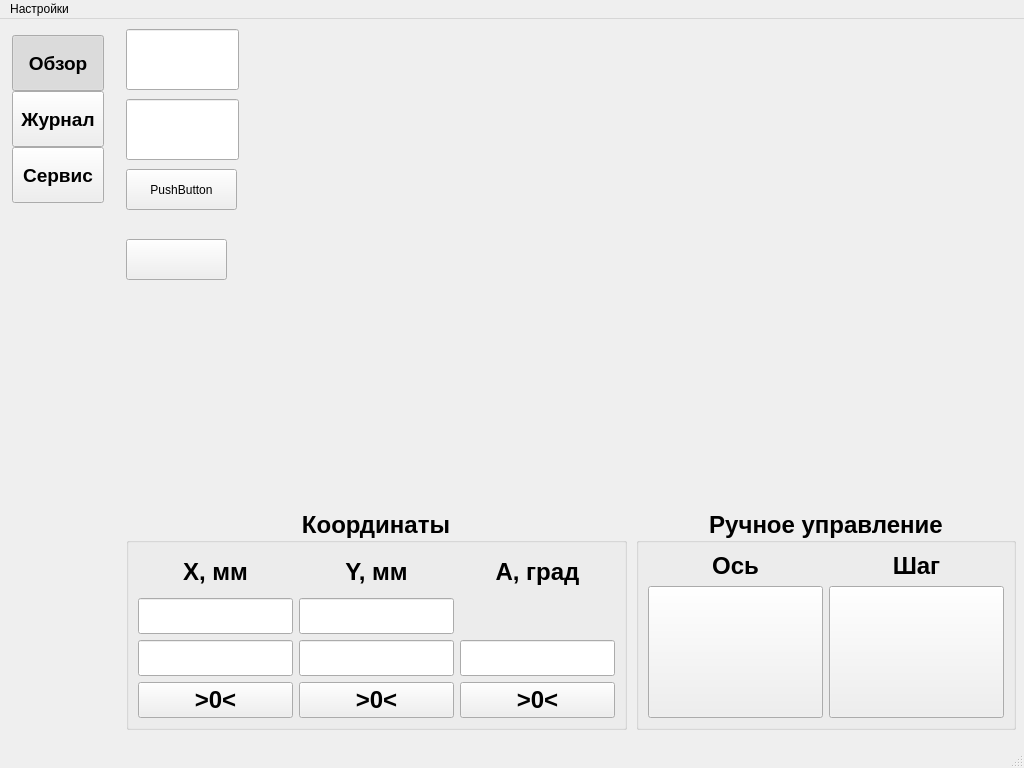
First picture: the form in mainwindow.ui, repository Wooferpenza/HMI, before the edit.
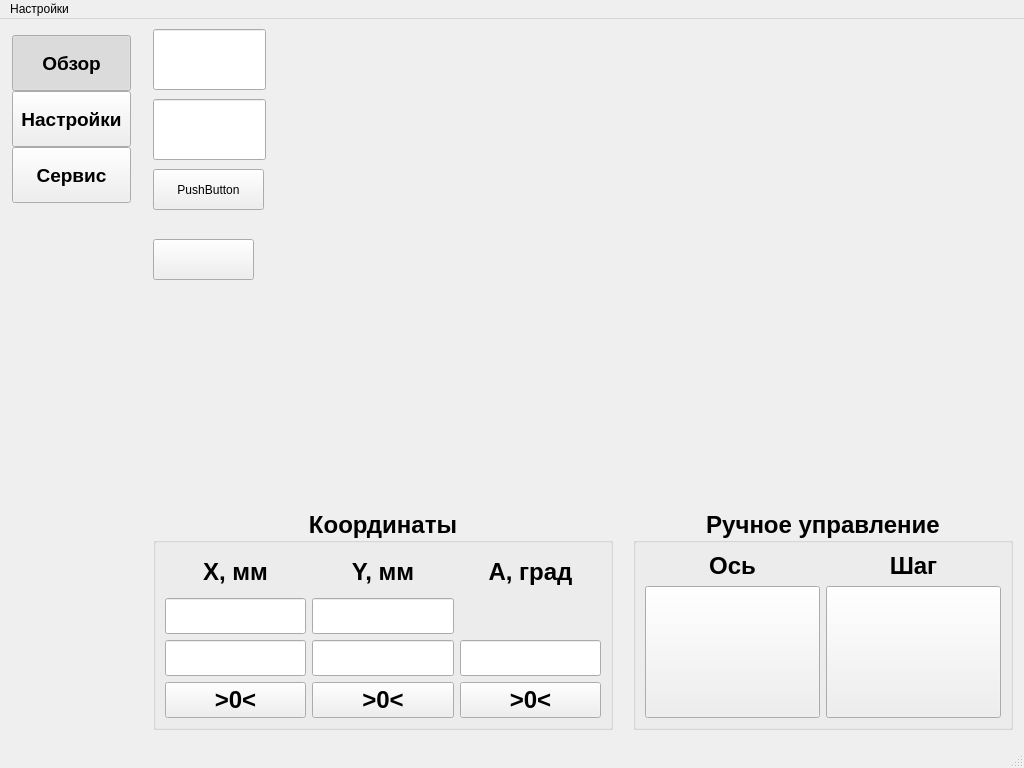
Second picture: the form after the edit. Custom widgets are drawn as their Qt base class.

Diff of the .ui file:
```diff
--- a/mainwindow.ui
+++ b/mainwindow.ui
@@ -10,6 +10,18 @@
     <height>768</height>
    </rect>
   </property>
+  <property name="sizePolicy">
+   <sizepolicy hsizetype="Fixed" vsizetype="Fixed">
+    <horstretch>0</horstretch>
+    <verstretch>0</verstretch>
+   </sizepolicy>
+  </property>
+  <property name="maximumSize">
+   <size>
+    <width>1024</width>
+    <height>768</height>
+   </size>
+  </property>
   <property name="contextMenuPolicy">
    <enum>Qt::ContextMenuPolicy::NoContextMenu</enum>
   </property>
@@ -111,7 +123,7 @@
          <enum>Qt::FocusPolicy::NoFocus</enum>
         </property>
         <property name="text">
-         <string>Журнал</string>
+         <string>Настройки</string>
         </property>
         <property name="checkable">
          <bool>true</bool>
@@ -226,7 +238,7 @@
            <set>Qt::AlignmentFlag::AlignCenter</set>
           </property>
           <property name="readOnly">
-           <bool>true</bool>
+           <bool>false</bool>
           </property>
          </widget>
          <widget class="NumericDisplay" name="lineEditCounter">
@@ -293,7 +305,7 @@
            <rect>
             <x>10</x>
             <y>490</y>
-            <width>501</width>
+            <width>460</width>
             <height>221</height>
            </rect>
           </property>
@@ -633,7 +645,7 @@
          <widget class="QGroupBox" name="CoordinateBox_2">
           <property name="geometry">
            <rect>
-            <x>520</x>
+            <x>490</x>
             <y>490</y>
             <width>380</width>
             <height>221</height>
```
Left out of the diff: 11 changed lines with no effect on the pictures.
